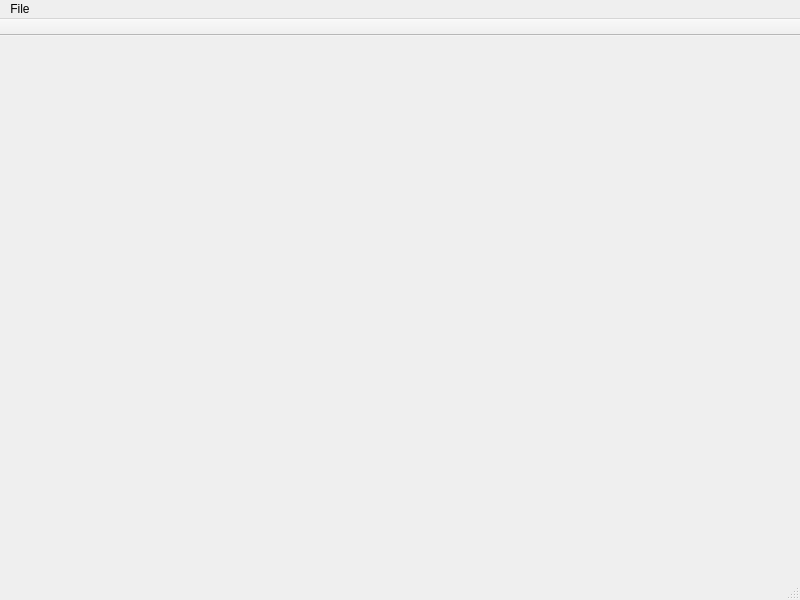
The window that app/LightTaskManager/views/mainwindow.ui (moevm/gui-1h2018-06) describes before a commit, drawn with Qt 5.
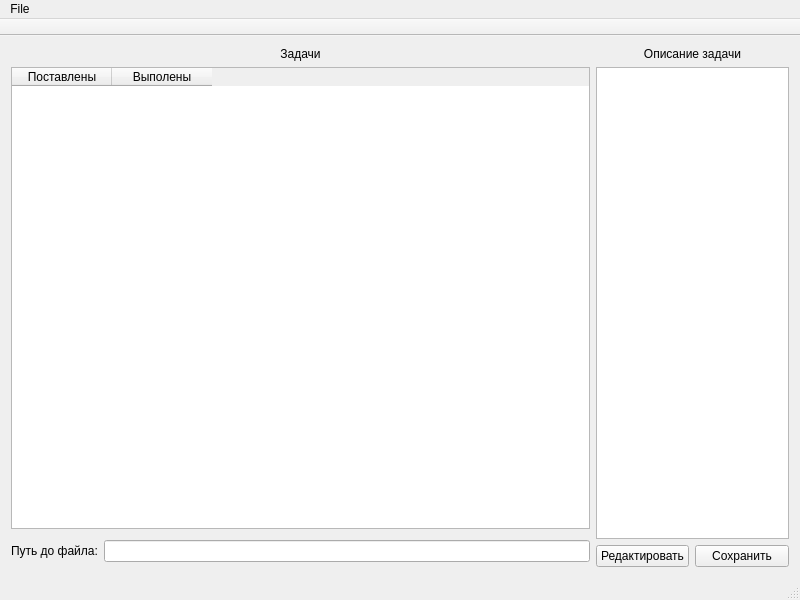
The same window after the commit. Icons and pictures are not drawn.

Commit message: Добавлены базовые виджеты

Patch:
```diff
--- a/app/LightTaskManager/views/mainwindow.ui
+++ b/app/LightTaskManager/views/mainwindow.ui
@@ -13,7 +13,185 @@
   <property name="windowTitle">
    <string>LightTaskManager</string>
   </property>
-  <widget class="QWidget" name="centralWidget"/>
+  <widget class="QWidget" name="centralWidget">
+   <layout class="QGridLayout" name="gridLayout">
+    <item row="0" column="0">
+     <widget class="QFrame" name="taskContainerFrame">
+      <property name="sizePolicy">
+       <sizepolicy hsizetype="Preferred" vsizetype="Preferred">
+        <horstretch>3</horstretch>
+        <verstretch>0</verstretch>
+       </sizepolicy>
+      </property>
+      <property name="frameShape">
+       <enum>QFrame::NoFrame</enum>
+      </property>
+      <property name="frameShadow">
+       <enum>QFrame::Raised</enum>
+      </property>
+      <layout class="QVBoxLayout" name="verticalLayout_2">
+       <property name="leftMargin">
+        <number>0</number>
+       </property>
+       <property name="topMargin">
+        <number>0</number>
+       </property>
+       <property name="rightMargin">
+        <number>0</number>
+       </property>
+       <property name="bottomMargin">
+        <number>0</number>
+       </property>
+       <item>
+        <widget class="QLabel" name="taskContainerLabel">
+         <property name="text">
+          <string>Задачи</string>
+         </property>
+         <property name="alignment">
+          <set>Qt::AlignCenter</set>
+         </property>
+        </widget>
+       </item>
+       <item>
+        <widget class="QTableWidget" name="taskContainerTableWidget">
+         <property name="editTriggers">
+          <set>QAbstractItemView::DoubleClicked|QAbstractItemView::EditKeyPressed</set>
+         </property>
+         <property name="alternatingRowColors">
+          <bool>true</bool>
+         </property>
+         <property name="showGrid">
+          <bool>true</bool>
+         </property>
+         <property name="gridStyle">
+          <enum>Qt::DashLine</enum>
+         </property>
+         <property name="sortingEnabled">
+          <bool>false</bool>
+         </property>
+         <attribute name="horizontalHeaderVisible">
+          <bool>true</bool>
+         </attribute>
+         <attribute name="horizontalHeaderCascadingSectionResizes">
+          <bool>false</bool>
+         </attribute>
+         <attribute name="horizontalHeaderStretchLastSection">
+          <bool>false</bool>
+         </attribute>
+         <attribute name="verticalHeaderVisible">
+          <bool>false</bool>
+         </attribute>
+         <attribute name="verticalHeaderStretchLastSection">
+          <bool>false</bool>
+         </attribute>
+         <column>
+          <property name="text">
+           <string>Поставлены</string>
+          </property>
+         </column>
+         <column>
+          <property name="text">
+           <string>Выполены</string>
+          </property>
+         </column>
+        </widget>
+       </item>
+      </layout>
+     </widget>
+    </item>
+    <item row="0" column="1" rowspan="2">
+     <widget class="QFrame" name="currentTaskFrame">
+      <property name="sizePolicy">
+       <sizepolicy hsizetype="Preferred" vsizetype="Preferred">
+        <horstretch>1</horstretch>
+        <verstretch>0</verstretch>
+       </sizepolicy>
+      </property>
+      <property name="frameShape">
+       <enum>QFrame::NoFrame</enum>
+      </property>
+      <property name="frameShadow">
+       <enum>QFrame::Raised</enum>
+      </property>
+      <layout class="QGridLayout" name="gridLayout_2">
+       <property name="leftMargin">
+        <number>0</number>
+       </property>
+       <property name="topMargin">
+        <number>0</number>
+       </property>
+       <property name="rightMargin">
+        <number>0</number>
+       </property>
+       <property name="bottomMargin">
+        <number>0</number>
+       </property>
+       <item row="2" column="0">
+        <widget class="QPushButton" name="editTaskPushButton">
+         <property name="text">
+          <string>Редактировать</string>
+         </property>
+        </widget>
+       </item>
+       <item row="2" column="1">
+        <widget class="QPushButton" name="saveTaskPushButton">
+         <property name="text">
+          <string>Сохранить</string>
+         </property>
+        </widget>
+       </item>
+       <item row="1" column="0" colspan="2">
+        <widget class="QPlainTextEdit" name="currentTaskPlainTextEdit"/>
+       </item>
+       <item row="0" column="0" colspan="2">
+        <widget class="QLabel" name="currentTaskLabel">
+         <property name="text">
+          <string>Описание задачи</string>
+         </property>
+         <property name="alignment">
+          <set>Qt::AlignCenter</set>
+         </property>
+        </widget>
+       </item>
+      </layout>
+     </widget>
+    </item>
+    <item row="1" column="0">
+     <widget class="QFrame" name="filePathFrame">
+      <property name="frameShape">
+       <enum>QFrame::NoFrame</enum>
+      </property>
+      <property name="frameShadow">
+       <enum>QFrame::Raised</enum>
+      </property>
+      <layout class="QHBoxLayout" name="horizontalLayout">
+       <property name="leftMargin">
+        <number>0</number>
+       </property>
+       <property name="topMargin">
+        <number>5</number>
+       </property>
+       <property name="rightMargin">
+        <number>0</number>
+       </property>
+       <property name="bottomMargin">
+        <number>5</number>
+       </property>
+       <item>
+        <widget class="QLabel" name="filePathLabel">
+         <property name="text">
+          <string>Путь до файла:</string>
+         </property>
+        </widget>
+       </item>
+       <item>
+        <widget class="QLineEdit" name="filePathLineEdit"/>
+       </item>
+      </layout>
+     </widget>
+    </item>
+   </layout>
+  </widget>
   <widget class="QMenuBar" name="menuBar">
    <property name="geometry">
     <rect>
```
The commit also changes 2 other files.
